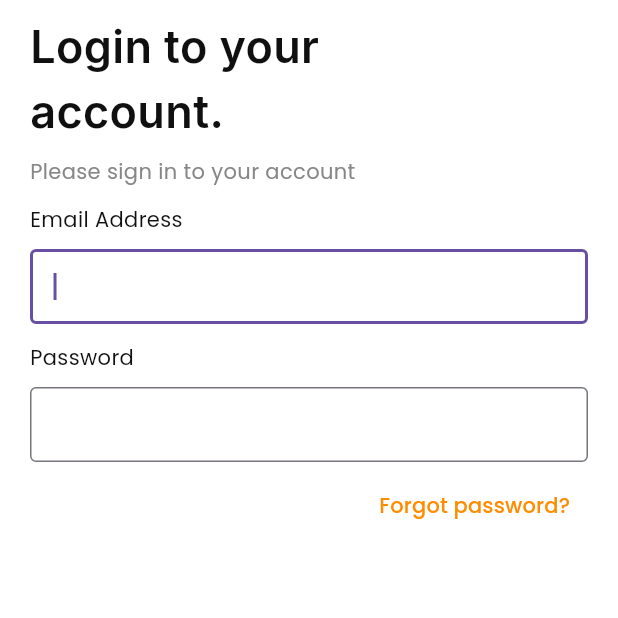
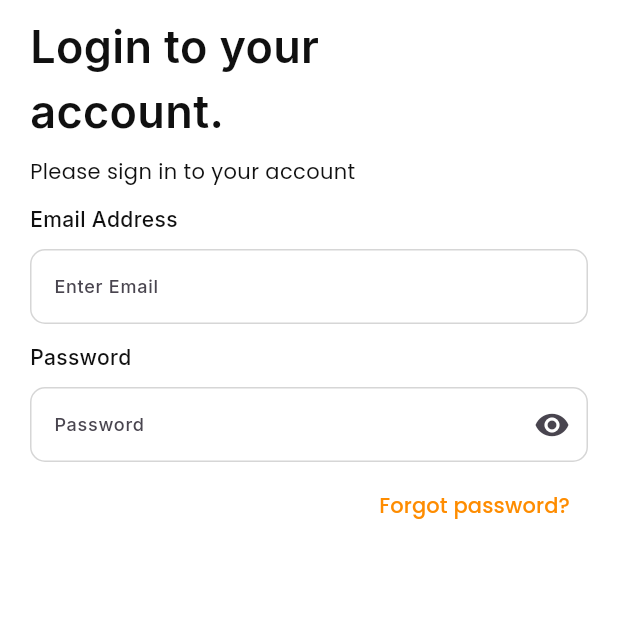
Before and after one commit to kelseafunwi/food_app, a Flutter app: the Onboarding3 screen opened directly, after a tap on an icon or button, on a phone screen of 412 x 824 dp, the top half of it. Run offline on Flutter 3.47's test engine with Material 3 defaults, Android fonts, the phone set to English and light mode, and no system bars; our stand-ins replace font_awesome_flutter, get, google_fonts.

Commit message:
done adding the brand colors

```diff
--- a/lib/constants/app_colors.dart
+++ b/lib/constants/app_colors.dart
@@ -1,8 +1,55 @@
 import 'package:flutter/material.dart';
 
 class AppColors {
-  static const Color primaryColor = Color.fromRGBO(254, 140, 0, 1);
-  static const Color secondaryColor = Color.fromRGBO(135, 135, 135, 1);
-  static const Color darkText = Color.fromRGBO(16, 16, 16, 1);
-  static const brownColor = Color.fromRGBO(194, 194, 194, 1);
+  // primary colors.
+  static const Color primaryOrange = Color.fromRGBO(254, 140, 0, 1);
+  static const Color primaryBlue = Color.fromRGBO(46, 141, 255, 1);
+  static const Color primarySurface = Color.fromRGBO(245, 245, 255, 1);
+  static const Color primaryBorder = Color.fromRGBO(223, 224, 243, 1);
+  static const Color primaryPressed = Color.fromRGBO(8, 88, 133, 1);
+  static const Color primaryFocused = Color.fromRGBO(76, 77, 220, 0.2);
+
+  // secondary colors
+  static const Color secondaryYellow = Color.fromRGBO(255, 211, 60, 1);
+  static const Color secondarySurface = Color.fromRGBO(255, 246, 216, 1);
+  static const Color secondaryBorder = Color.fromRGBO(255, 240, 190, 1);
+  static const Color secondaryHoverYellow = Color.fromRGBO(213, 176, 50, 1);
+  static const Color secondaryPressedYellow = Color.fromRGBO(128, 106, 30, 1);
+  static const Color secondaryFocusedYellow = Color.fromRGBO(255, 246, 216, 1);
+
+  // success colors
+  static const Color successGreen = Color.fromRGBO(80, 205, 137, 1);
+  static const Color successSurfaceGreen = Color.fromRGBO(242, 255, 248, 1);
+  static const Color successBorderGreen = Color.fromRGBO(197, 238, 216, 1);
+  static const Color successHoverGreen = Color.fromRGBO(70, 178, 119, 1);
+  static const Color successPressedGreen = Color.fromRGBO(40, 89, 63, 1);
+  static const Color successFocusGreen = Color.fromRGBO(40, 89, 63, 1);
+
+  // error colors
+  static const Color errorRed = Color.fromRGBO(241, 65, 137, 1);
+  static const Color errorSurfaceRed = Color.fromRGBO(255, 242, 242, 1);
+  static const Color errorBorderRed = Color.fromRGBO(250, 192, 192, 1);
+  static const Color errorHoverRed = Color.fromRGBO(217, 58, 58, 1);
+  static const Color errorPressedRed = Color.fromRGBO(128, 42, 42, 1);
+  static const Color errorFocusRed = Color.fromRGBO(241, 65, 65, 0.2);
+
+  // info colors
+  static const Color infoBlue = Color.fromRGBO(114, 57, 234, 1);
+  static const Color infoSurfaceBlue = Color.fromRGBO(246, 242, 255, 1);
+  static const Color infoBorderBlue = Color.fromRGBO(208, 189, 248, 1);
+  static const Color infoHoverBlue = Color.fromRGBO(102, 51, 209, 1);
+  static const Color infoPressedBlue = Color.fromRGBO(63, 36, 120, 1);
+  static const Color infoFocusBlue = Color.fromRGBO(114, 57, 234, 0.2);
+
+  // neutral colors
+  static const Color neutral10 = Color.fromRGBO(255, 255, 255, 1);
+  static const Color neutral20 = Color.fromRGBO(245, 245, 245, 1);
+  static const Color neutral30 = Color.fromRGBO(237, 237, 237, 1);
+  static const Color neutral40 = Color.fromRGBO(214, 214, 214, 1);
+  static const Color neutral50 = Color.fromRGBO(194, 194, 194, 1);
+  static const Color neutral60 = Color.fromRGBO(135, 135, 135, 0.2);
+  static const Color neutral70 = Color.fromRGBO(96, 96, 96, 1);
+  static const Color neutral80 = Color.fromRGBO(56, 56, 56, 1);
+  static const Color neutral90 = Color.fromRGBO(64, 58, 58, 1);
+  static const Color neutral100 = Color.fromRGBO(16, 16, 16, 1);
 }
--- a/lib/main.dart
+++ b/lib/main.dart
@@ -26,7 +26,8 @@ class MyApp extends StatelessWidget {
           fontFamily: 'Inter',
           primarySwatch: Colors.orange, // Example color scheme
           textTheme: GoogleFonts.poppinsTextTheme().apply(
-              bodyColor: AppColors.darkText, displayColor: AppColors.darkText)),
+              bodyColor: AppColors.neutral100,
+              displayColor: AppColors.neutral100)),
       onUnknownRoute: (settings) => GetPageRoute(
         page: () => const ErrorScreen(),
       ),
--- a/lib/views/screens/auth/login_screen.dart
+++ b/lib/views/screens/auth/login_screen.dart
@@ -6,6 +6,7 @@ import 'package:food_app/views/widgets/inputs/auth_input.dart';
 import 'package:google_fonts/google_fonts.dart';
 import 'package:food_app/constants/app_colors.dart';
 import 'package:get/get.dart';
+import 'package:food_app/views/styles/styles.dart';
 
 class LoginScreen extends StatefulWidget {
   const LoginScreen({super.key});
@@ -57,19 +58,29 @@ class _LoginScreenState extends State<LoginScreen> {
                   child: Text(
                     "Please sign in to your account ",
                     style: TextStyle(
-                      color: AppColors.secondaryColor,
-                    ),
+                        // color: AppColors.secondaryColor,
+                        ),
                   ),
                 ),
                 const SizedBox(height: 12),
-                const Text("Email Address"),
+                Text(
+                  "Email Address",
+                  style: formLabelStyles,
+                ),
                 const SizedBox(height: 10),
                 AuthInput(
-                    controller: _emailController, validator: emailValidators),
+                    hintText: "Enter Email",
+                    controller: _emailController,
+                    validator: emailValidators),
                 const SizedBox(height: 12),
-                const Text("Password"),
+                Text(
+                  "Password",
+                  style: formLabelStyles,
+                ),
                 const SizedBox(height: 10),
                 AuthInput(
+                    password: true,
+                    hintText: "Password",
                     controller: _passwordController,
                     validator: passwordValidator),
                 const SizedBox(height: 5),
@@ -84,7 +95,10 @@ class _LoginScreenState extends State<LoginScreen> {
                       },
                       child: const Text(
                         "Forgot password?",
-                        style: TextStyle(color: AppColors.primaryColor),
+                        textAlign: TextAlign.right,
+                        style: TextStyle(
+                            color: AppColors.primaryOrange,
+                            fontWeight: FontWeight.w500),
                       )),
                 ),
                 const SizedBox(
--- a/lib/views/screens/onboarding/onboarding1.dart
+++ b/lib/views/screens/onboarding/onboarding1.dart
@@ -56,7 +56,7 @@ class Onboarding1 extends StatelessWidget {
                     top: 30, bottom: 20, left: 30, right: 30),
                 height: 370,
                 decoration: const BoxDecoration(
-                    color: AppColors.primaryColor,
+                    color: AppColors.primaryOrange,
                     borderRadius: BorderRadius.all(Radius.circular(40))),
                 child: Center(
                   child: Column(
--- a/lib/views/screens/onboarding/onboarding2.dart
+++ b/lib/views/screens/onboarding/onboarding2.dart
@@ -44,7 +44,7 @@ class Onboarding2 extends StatelessWidget {
                     top: 30, bottom: 20, left: 30, right: 30),
                 height: 370,
                 decoration: const BoxDecoration(
-                    color: AppColors.primaryColor,
+                    color: AppColors.primaryOrange,
                     borderRadius: BorderRadius.all(Radius.circular(40))),
                 child: Center(
                   child: Column(
--- a/lib/views/screens/onboarding/onboarding3.dart
+++ b/lib/views/screens/onboarding/onboarding3.dart
@@ -37,7 +37,7 @@ class Onboarding3 extends StatelessWidget {
                     top: 30, bottom: 20, left: 30, right: 30),
                 height: 370,
                 decoration: const BoxDecoration(
-                    color: AppColors.primaryColor,
+                    color: AppColors.primaryOrange,
                     borderRadius: BorderRadius.all(Radius.circular(40))),
                 child: Center(
                   child: Column(
@@ -81,7 +81,7 @@ class Onboarding3 extends StatelessWidget {
                               child: Icon(
                                 FontAwesomeIcons.arrowRight,
                                 size: 18,
-                                color: AppColors.primaryColor,
+                                color: AppColors.primaryOrange,
                               ),
                             ),
                           ),
--- /dev/null
+++ b/lib/views/styles/styles.dart
@@ -0,0 +1,5 @@
+import 'package:flutter/material.dart';
+import 'package:google_fonts/google_fonts.dart';
+
+var formLabelStyles =
+    GoogleFonts.inter(textStyle: const TextStyle(fontWeight: FontWeight.w500));
--- a/lib/views/widgets/inputs/auth_input.dart
+++ b/lib/views/widgets/inputs/auth_input.dart
@@ -6,11 +6,15 @@ class AuthInput extends StatefulWidget {
   final TextEditingController controller;
   final String? Function(String?)? validator;
   final String? hintText;
+  final bool password;
+  final String? labelText;
 
   const AuthInput(
       {super.key,
       required this.controller,
       required this.validator,
+      this.password = false,
+      this.labelText,
       this.hintText});
 
   @override
@@ -18,23 +22,63 @@ class AuthInput extends StatefulWidget {
 }
 
 class _AuthInputState extends State<AuthInput> {
+  bool _isPasswordHidden = true;
+
   @override
   Widget build(BuildContext context) {
     return TextFormField(
         autocorrect: true,
-        autofocus: true,
         controller: widget.controller,
         validator: widget.validator,
         textInputAction: TextInputAction.go,
         style: const TextStyle(
-            color: AppColors.darkText,
+            color: AppColors.neutral100,
             fontSize: 12,
             fontWeight: FontWeight.w500),
+        cursorColor: AppColors.primaryOrange,
+        obscureText: widget.password ? _isPasswordHidden : false,
+        obscuringCharacter: widget.password ? '*' : '.',
         decoration: InputDecoration(
-            border: const OutlineInputBorder(),
+            labelText: widget.labelText,
+            border:
+                OutlineInputBorder(borderRadius: BorderRadius.circular(10.0)),
+            enabledBorder: OutlineInputBorder(
+              borderSide:
+                  const BorderSide(color: AppColors.neutral40, width: 1.0),
+              borderRadius: BorderRadius.circular(10.0),
+            ),
+            focusedBorder: OutlineInputBorder(
+              borderSide:
+                  const BorderSide(color: AppColors.primaryOrange, width: 1.0),
+              borderRadius: BorderRadius.circular(10.0),
+            ),
+            errorBorder: OutlineInputBorder(
+              borderSide: const BorderSide(color: Colors.red, width: 1.0),
+              borderRadius: BorderRadius.circular(10.0),
+            ),
+            disabledBorder: OutlineInputBorder(
+              borderSide: const BorderSide(color: Colors.grey, width: 1.0),
+              borderRadius: BorderRadius.circular(10.0),
+            ),
             hintText: widget.hintText,
+            suffixIcon: widget.password
+                ? IconButton(
+                    icon: Icon(
+                      _isPasswordHidden
+                          ? Icons.visibility
+                          : Icons.visibility_off,
+                    ),
+                    onPressed: () {
+                      setState(() {
+                        _isPasswordHidden = !_isPasswordHidden;
+                      });
+                    },
+                  )
+                : null,
             hintStyle: GoogleFonts.inter(
                 textStyle: const TextStyle(
-                    fontSize: 12, color: AppColors.secondaryColor))));
+                    fontSize: 12,
+                    // color: AppColors.secondaryColor,
+                    fontWeight: FontWeight.w500))));
   }
 }
--- a/lib/views/widgets/switcher.dart
+++ b/lib/views/widgets/switcher.dart
@@ -17,7 +17,7 @@ class Switcher extends StatelessWidget {
             width: 20,
             margin: const EdgeInsets.symmetric(vertical: 0, horizontal: 3),
             decoration: BoxDecoration(
-                color: index == i ? Colors.white : AppColors.brownColor),
+                color: index == i ? Colors.white : AppColors.neutral50),
           )
       ],
     );
```
